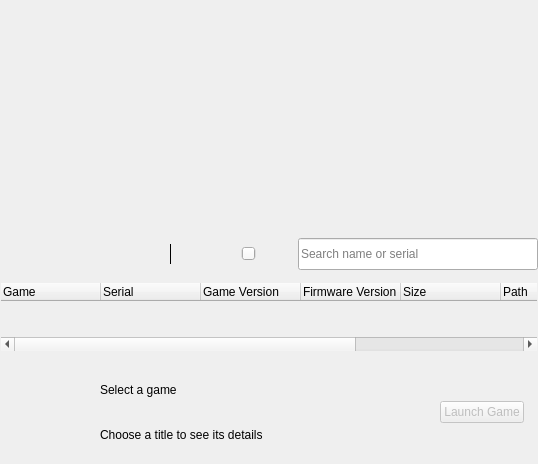
Qt form src/launcher/forms/configuration_list_widget.ui (Hugoe031/EmuStation5) before a commit.
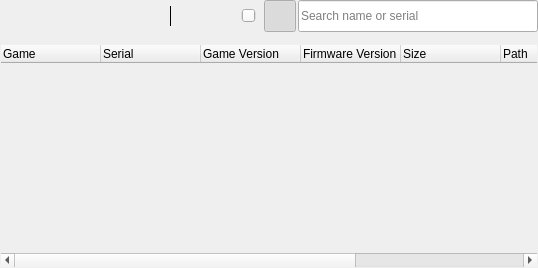
The same form after that commit. Custom widgets are drawn as their Qt base class.

Commit message: Refine PS5-style launcher layout and integrate launcher settings

What changed in the file:
```diff
--- a/src/launcher/forms/configuration_list_widget.ui
+++ b/src/launcher/forms/configuration_list_widget.ui
@@ -33,55 +33,6 @@
     <number>0</number>
    </property>
    <item row="0" column="0">
-    <widget class="QListView" name="hero_row">
-     <property name="accessibleName">
-      <string>Game hero row</string>
-     </property>
-     <property name="minimumSize">
-      <size>
-       <width>0</width>
-       <height>230</height>
-      </size>
-     </property>
-     <property name="maximumSize">
-      <size>
-       <width>16777215</width>
-       <height>230</height>
-      </size>
-     </property>
-     <property name="frameShape">
-      <enum>QFrame::NoFrame</enum>
-     </property>
-     <property name="flow">
-      <enum>QListView::LeftToRight</enum>
-     </property>
-     <property name="movement">
-      <enum>QListView::Static</enum>
-     </property>
-     <property name="wrapping">
-      <bool>false</bool>
-     </property>
-     <property name="resizeMode">
-      <enum>QListView::Fixed</enum>
-     </property>
-     <property name="spacing">
-      <number>12</number>
-     </property>
-     <property name="uniformItemSizes">
-      <bool>true</bool>
-     </property>
-     <property name="horizontalScrollMode">
-      <enum>QAbstractItemView::ScrollPerPixel</enum>
-     </property>
-     <property name="verticalScrollBarPolicy">
-      <enum>Qt::ScrollBarAlwaysOff</enum>
-     </property>
-     <property name="styleSheet">
-      <string notr="true">#hero_row { background: transparent; }</string>
-     </property>
-    </widget>
-   </item>
-   <item row="1" column="0">
     <layout class="QHBoxLayout" name="horizontalLayout_2">
      <property name="spacing">
       <number>2</number>
@@ -381,6 +332,9 @@
        <property name="checkable">
         <bool>true</bool>
        </property>
+       <property name="checked">
+        <bool>true</bool>
+       </property>
        <property name="autoRaise">
         <bool>true</bool>
        </property>
@@ -422,7 +376,7 @@
      </item>
     </layout>
    </item>
-   <item row="2" column="0">
+   <item row="1" column="0">
     <widget class="GameViews" name="game_views">
      <widget class="QTreeWidget" name="cfgs_list">
       <property name="accessibleName">
@@ -494,124 +448,6 @@
      </widget>
     </widget>
    </item>
-   <item row="3" column="0">
-    <widget class="QFrame" name="game_detail_panel">
-     <property name="minimumSize">
-      <size>
-       <width>0</width>
-       <height>104</height>
-      </size>
-     </property>
-     <property name="maximumSize">
-      <size>
-       <width>16777215</width>
-       <height>104</height>
-      </size>
-     </property>
-     <property name="frameShape">
-      <enum>QFrame::NoFrame</enum>
-     </property>
-     <property name="frameShadow">
-      <enum>QFrame::Plain</enum>
-     </property>
-     <layout class="QHBoxLayout" name="detailLayout">
-      <property name="spacing">
-       <number>14</number>
-      </property>
-      <property name="leftMargin">
-       <number>14</number>
-      </property>
-      <property name="topMargin">
-       <number>8</number>
-      </property>
-      <property name="rightMargin">
-       <number>14</number>
-      </property>
-      <property name="bottomMargin">
-       <number>8</number>
-      </property>
-      <item>
-       <widget class="QLabel" name="detail_icon">
-        <property name="minimumSize">
-         <size>
-          <width>72</width>
-          <height>72</height>
-         </size>
-        </property>
-        <property name="maximumSize">
-         <size>
-          <width>72</width>
-          <height>72</height>
-         </size>
-        </property>
-        <property name="text">
-         <string/>
-        </property>
-        <property name="scaledContents">
-         <bool>true</bool>
-        </property>
-        <property name="alignment">
-         <set>Qt::AlignCenter</set>
-        </property>
-       </widget>
-      </item>
-      <item>
-       <layout class="QVBoxLayout" name="detailTextLayout">
-        <property name="spacing">
-         <number>3</number>
-        </property>
-        <item>
-         <widget class="QLabel" name="detail_title">
-          <property name="text">
-           <string>Select a game</string>
-          </property>
-         </widget>
-        </item>
-        <item>
-         <widget class="QLabel" name="detail_meta">
-          <property name="text">
-           <string>Choose a title to see its details</string>
-          </property>
-         </widget>
-        </item>
-       </layout>
-      </item>
-      <item>
-       <spacer name="detailSpacer">
-        <property name="orientation">
-         <enum>Qt::Horizontal</enum>
-        </property>
-        <property name="sizeHint" stdset="0">
-         <size>
-          <width>40</width>
-          <height>20</height>
-         </size>
-        </property>
-       </spacer>
-      </item>
-      <item>
-       <widget class="QLabel" name="detail_status">
-        <property name="text">
-         <string/>
-        </property>
-        <property name="alignment">
-         <set>Qt::AlignCenter</set>
-        </property>
-       </widget>
-      </item>
-      <item>
-       <widget class="QPushButton" name="detail_launch_button">
-        <property name="text">
-         <string>Launch Game</string>
-        </property>
-        <property name="enabled">
-         <bool>false</bool>
-        </property>
-       </widget>
-      </item>
-     </layout>
-    </widget>
-   </item>
   </layout>
   <action name="refresh_action">
    <property name="text">
```
The commit also changes 9 other files.
